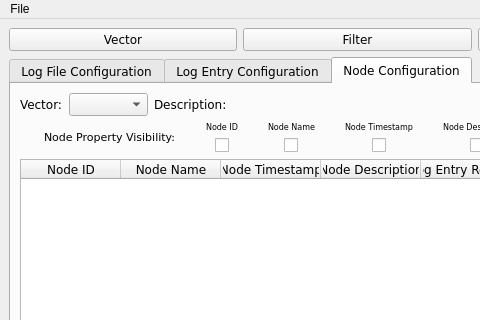
CS4311-spring-2020/pick-tool-team14-keikaku, file ui/main_window.ui: the form before one commit; both pictures show x 0 to 480 and y 0 to 320 of the 949 by 669 pixel window.
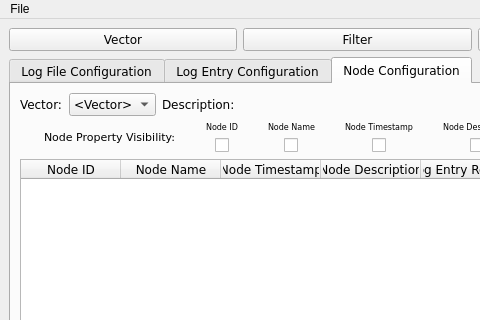
The form after the commit. The open tabs and pages were chosen to show the change. Icons and pictures are not drawn.

Commit message: Implemented event_config window saving to settings. Refactored active vector data structure. Implemented relationship_config window. Implemented node and relationship data models.

```diff
--- a/ui/main_window.ui
+++ b/ui/main_window.ui
@@ -492,7 +492,13 @@
            </widget>
           </item>
           <item>
-           <widget class="QComboBox" name="vectorComboBox"/>
+           <widget class="QComboBox" name="vectorComboBox">
+            <item>
+             <property name="text">
+              <string>&lt;Vector&gt;</string>
+             </property>
+            </item>
+           </widget>
           </item>
           <item>
            <widget class="QLabel" name="descriptionLabel">
```
Left out of the diff: 6 changed lines with no effect on the pictures. The commit also changes 9 other files.
